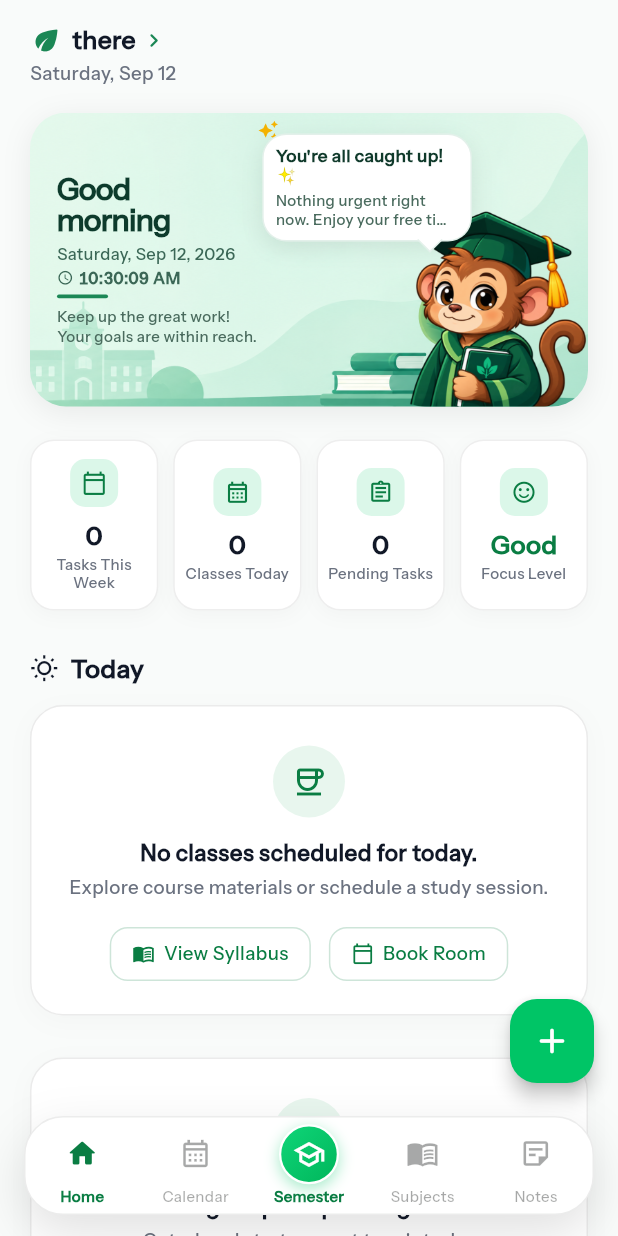
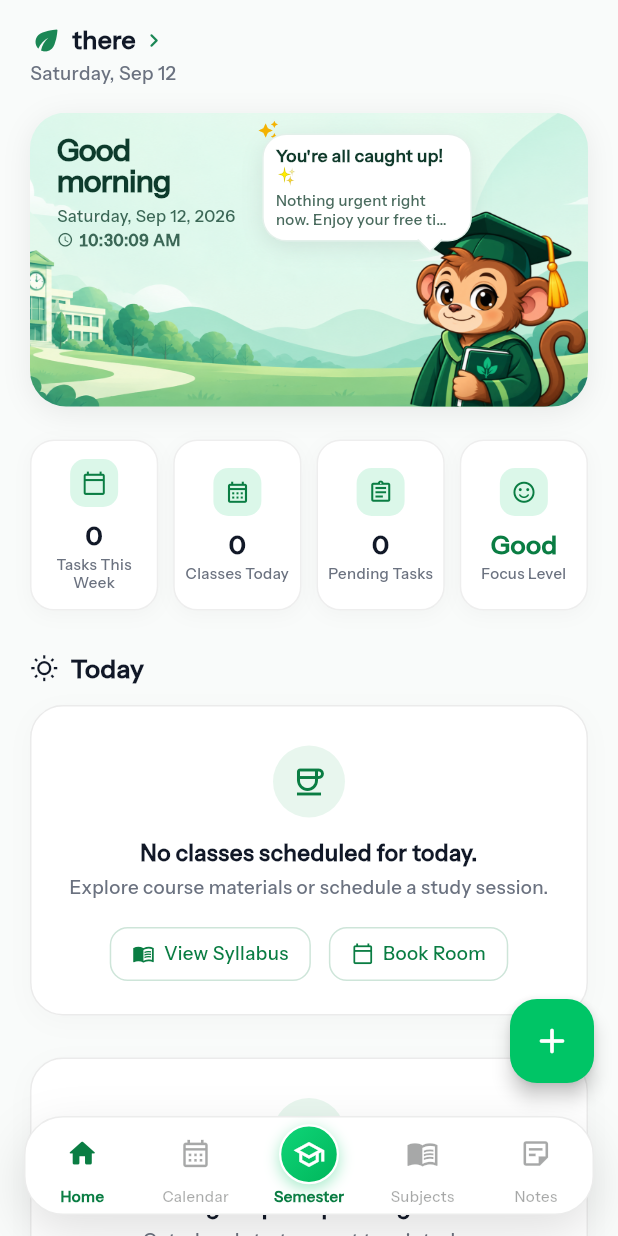
Before and after one commit to KerroldJ/semestra_app, a Flutter app: the TodayPage screen opened by its route, on a phone screen of 412 x 824 dp. Run offline on Flutter 3.47's test engine with Material 3 defaults, Android fonts, the phone set to English and light mode, and no system bars; our stand-ins replace flutter_riverpod, go_router, lottie, sqflite, sqflite_common_ffi, sqflite_common_ffi_web; accounts and stored records are empty; project files that could hold a hidden picture were left out.

Commit message:
Refactor layout and spacing in planner, schedule, semester, and today pages; update images and remove unused code

```diff
--- a/lib/features/today/presentation/pages/today_page.dart
+++ b/lib/features/today/presentation/pages/today_page.dart
@@ -105,11 +105,6 @@ class TodayPage extends ConsumerWidget {
     final username = profile?.username.isNotEmpty == true
         ? profile!.username
         : 'there';
-    final greeting = now.hour < 12
-        ? 'Good morning'
-        : now.hour < 18
-            ? 'Good afternoon'
-            : 'Good evening';
 
     final textPrimary = isDark ? Colors.white : const Color(0xFF111827);
     final textMuted = isDark ? Colors.white60 : const Color(0xFF6B7280);
@@ -511,7 +506,6 @@ class _TodayHeroBannerState extends State<_TodayHeroBanner> {
 
     final textHeading = isDark ? Colors.white : const Color(0xFF0D3B2C);
     final textDate = isDark ? const Color(0xFF8FD8B3) : const Color(0xFF3B6756);
-    final textSubtitle = isDark ? Colors.white70 : const Color(0xFF4A6B5E);
     final bubbleBg = isDark ? const Color(0xFF152A20) : Colors.white;
     final bubbleTextTitle = isDark ? Colors.white : const Color(0xFF103A2B);
     final bubbleTextBody = isDark ? Colors.white70 : const Color(0xFF4A6B5E);
@@ -581,15 +575,13 @@ class _TodayHeroBannerState extends State<_TodayHeroBanner> {
                   ),
                 ),
 
-                // 3. Left Text Section (Good morning, Date, Underline, Goals)
+                // 3. Left Text Section (Good morning/afternoon, Date, Clock)
                 Positioned(
                   left: 18,
-                  top: 12,
-                  bottom: 12,
+                  top: 14,
                   width: textWidth,
                   child: Column(
                     crossAxisAlignment: CrossAxisAlignment.start,
-                    mainAxisAlignment: MainAxisAlignment.center,
                     children: [
                       Text(
                         '$greetingWord1\n$greetingWord2',
@@ -602,7 +594,7 @@ class _TodayHeroBannerState extends State<_TodayHeroBanner> {
                           letterSpacing: -0.5,
                         ),
                       ),
-                      const SizedBox(height: 5),
+                      const SizedBox(height: 6),
                       Wrap(
                         crossAxisAlignment: WrapCrossAlignment.center,
                         spacing: 8,
@@ -635,28 +627,6 @@ class _TodayHeroBannerState extends State<_TodayHeroBanner> {
                             ],
                           ),
                         ],
-                      ),
-                      const SizedBox(height: 4),
-                      Container(
-                        width: 34,
-                        height: 2.5,
-                        decoration: BoxDecoration(
-                          color: const Color(0xFF1B8755),
-                          borderRadius: BorderRadius.circular(2),
-                        ),
-                      ),
-                      const SizedBox(height: 6),
-                      Text(
-                        'Keep up the great work!\nYour goals are within reach.',
-                        maxLines: 2,
-                        overflow: TextOverflow.ellipsis,
-                        style: TextStyle(
-                          fontFamily: AppTheme.fontFamily,
-                          fontSize: isCompact ? 10 : 11,
-                          fontWeight: FontWeight.w500,
-                          color: textSubtitle,
-                          height: 1.25,
-                        ),
                       ),
                     ],
                   ),
```
Also changed, not shown: lib/features/item/presentation/pages/planner_page.dart (+11 -9 lines), lib/features/schedule/presentation/pages/schedule_page.dart (+11 -9 lines), lib/features/semester/presentation/pages/semester_page.dart (+5 -43 lines), assets/images/Background.png, assets/images/CalendarBG.png.
